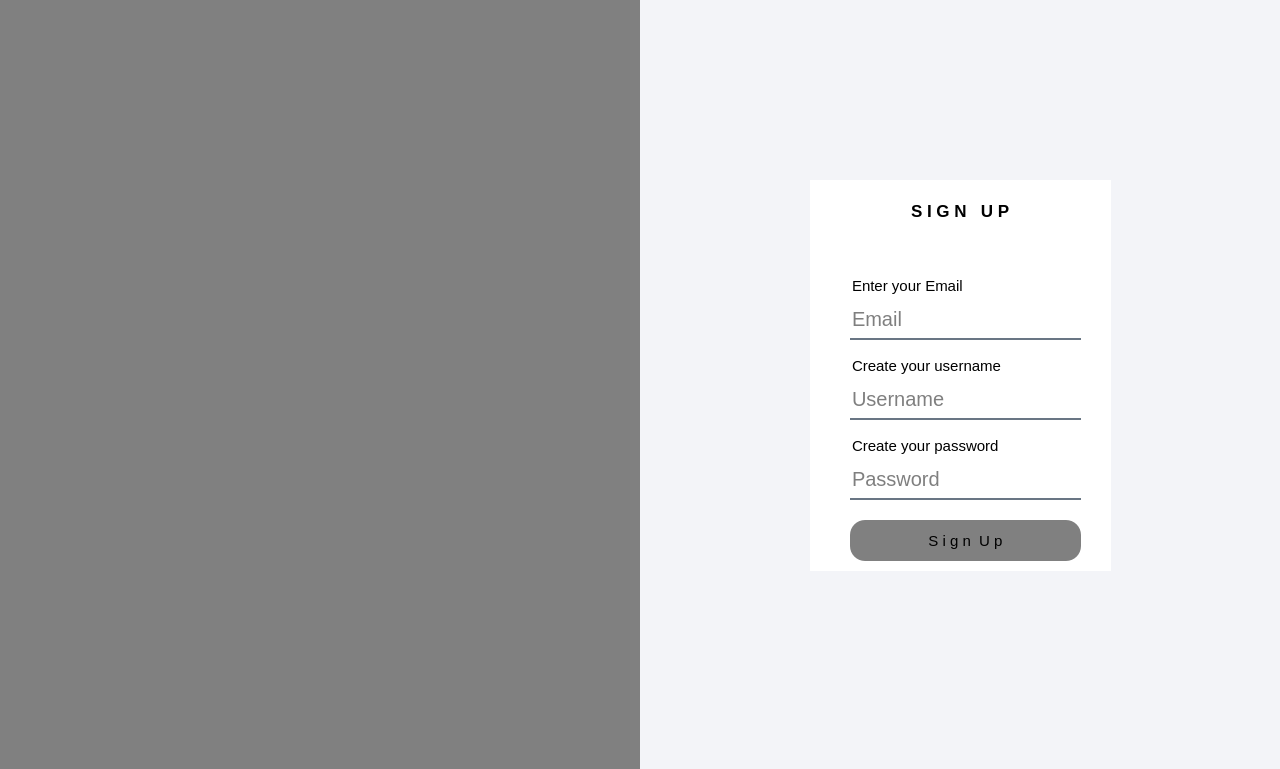
nepalprastut/oopProj, file register.ui: the form before one commit.
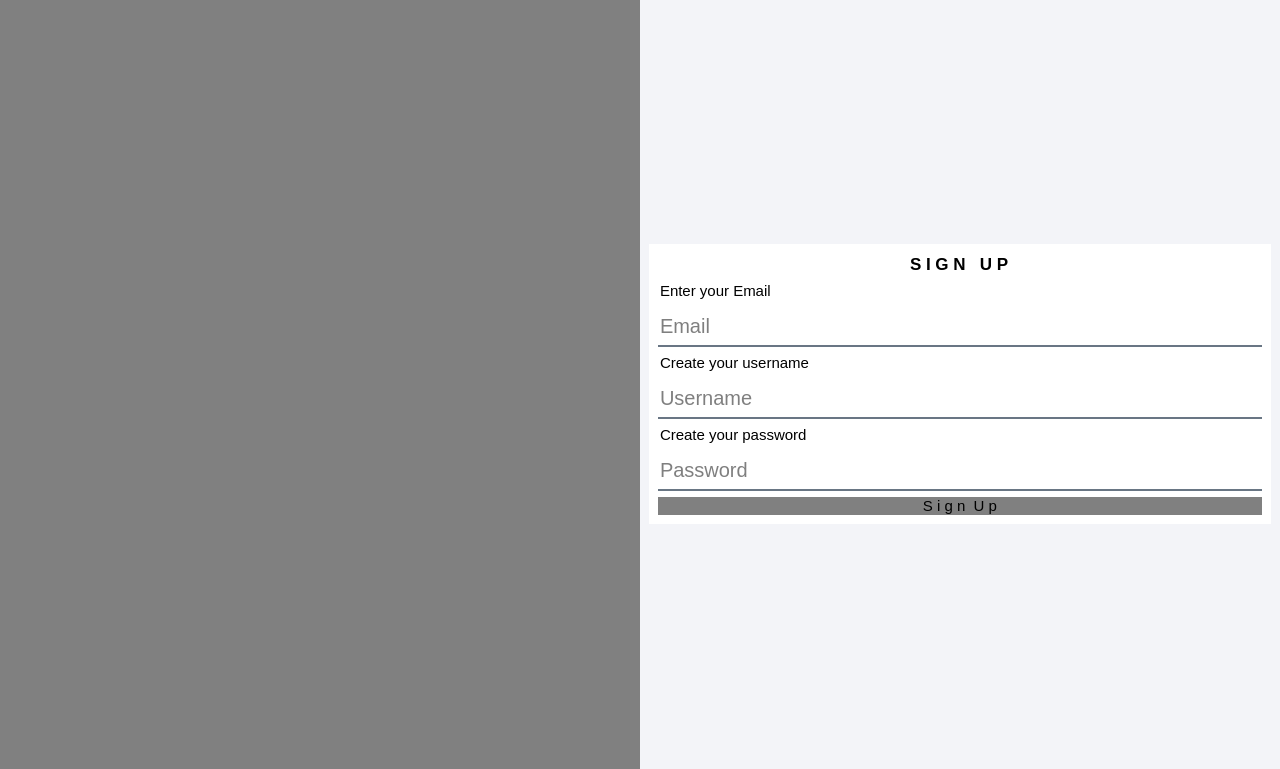
The form after the commit. Icons and pictures are not drawn.

Commit message: login and register layout

Patch:
```diff
--- a/register.ui
+++ b/register.ui
@@ -19,7 +19,7 @@
   <property name="windowTitle">
    <string>Dialog</string>
   </property>
-  <layout class="QHBoxLayout" name="horizontalLayout">
+  <layout class="QHBoxLayout" name="horizontalLayout" stretch="1,1">
    <property name="spacing">
     <number>0</number>
    </property>
@@ -47,34 +47,247 @@
    </item>
    <item>
     <widget class="QWidget" name="widget_2" native="true">
+     <property name="sizePolicy">
+      <sizepolicy hsizetype="Preferred" vsizetype="Preferred">
+       <horstretch>0</horstretch>
+       <verstretch>0</verstretch>
+      </sizepolicy>
+     </property>
+     <property name="layoutDirection">
+      <enum>Qt::LayoutDirection::LeftToRight</enum>
+     </property>
      <property name="styleSheet">
       <string notr="true">background-color: rgb(243, 244, 248);</string>
      </property>
-     <widget class="QWidget" name="widget_3" native="true">
-      <property name="geometry">
-       <rect>
-        <x>170</x>
-        <y>180</y>
-        <width>301</width>
-        <height>391</height>
-       </rect>
-      </property>
-      <property name="styleSheet">
-       <string notr="true">background-color:white;
+     <layout class="QVBoxLayout" name="verticalLayout_2">
+      <item alignment="|Qt::AlignmentFlag::AlignVCenter">
+       <widget class="QWidget" name="widget_3" native="true">
+        <property name="autoFillBackground">
+         <bool>false</bool>
+        </property>
+        <property name="styleSheet">
+         <string notr="true">background-color:white;
 border:0px;
 </string>
-      </property>
-      <widget class="QPushButton" name="pushButton_signup">
-       <property name="geometry">
-        <rect>
-         <x>40</x>
-         <y>340</y>
-         <width>231</width>
-         <height>41</height>
-        </rect>
-       </property>
-       <property name="styleSheet">
-        <string notr="true">QPushButton
+        </property>
+        <layout class="QVBoxLayout" name="verticalLayout">
+         <item>
+          <widget class="QLineEdit" name="lineEdit">
+           <property name="sizePolicy">
+            <sizepolicy hsizetype="Expanding" vsizetype="Fixed">
+             <horstretch>0</horstretch>
+             <verstretch>0</verstretch>
+            </sizepolicy>
+           </property>
+           <property name="font">
+            <font>
+             <pointsize>-1</pointsize>
+             <bold>true</bold>
+            </font>
+           </property>
+           <property name="styleSheet">
+            <string notr="true">font-size:17px;
+color:black;
+</string>
+           </property>
+           <property name="text">
+            <string>S I G N   U P</string>
+           </property>
+           <property name="alignment">
+            <set>Qt::AlignmentFlag::AlignCenter</set>
+           </property>
+           <property name="readOnly">
+            <bool>true</bool>
+           </property>
+          </widget>
+         </item>
+         <item>
+          <widget class="QLineEdit" name="lineEdit_4">
+           <property name="font">
+            <font>
+             <pointsize>-1</pointsize>
+             <bold>false</bold>
+            </font>
+           </property>
+           <property name="styleSheet">
+            <string notr="true">color:black;
+font-size:15px;</string>
+           </property>
+           <property name="text">
+            <string>Enter your Email</string>
+           </property>
+           <property name="alignment">
+            <set>Qt::AlignmentFlag::AlignLeading|Qt::AlignmentFlag::AlignLeft|Qt::AlignmentFlag::AlignVCenter</set>
+           </property>
+           <property name="readOnly">
+            <bool>true</bool>
+           </property>
+          </widget>
+         </item>
+         <item>
+          <widget class="QLineEdit" name="lineEdit_email">
+           <property name="sizePolicy">
+            <sizepolicy hsizetype="Expanding" vsizetype="Fixed">
+             <horstretch>0</horstretch>
+             <verstretch>0</verstretch>
+            </sizepolicy>
+           </property>
+           <property name="minimumSize">
+            <size>
+             <width>200</width>
+             <height>40</height>
+            </size>
+           </property>
+           <property name="styleSheet">
+            <string notr="true">background-color:rgba(0,0,0,0);
+border:none;
+border-bottom:2px solid rgba(105,118,132,255);
+color:rgba(255,255,255,230);
+font-size:20px;
+color:black;</string>
+           </property>
+           <property name="text">
+            <string/>
+           </property>
+           <property name="readOnly">
+            <bool>false</bool>
+           </property>
+           <property name="placeholderText">
+            <string>Email</string>
+           </property>
+          </widget>
+         </item>
+         <item>
+          <widget class="QLineEdit" name="lineEdit_2">
+           <property name="sizePolicy">
+            <sizepolicy hsizetype="Expanding" vsizetype="Fixed">
+             <horstretch>0</horstretch>
+             <verstretch>0</verstretch>
+            </sizepolicy>
+           </property>
+           <property name="font">
+            <font>
+             <pointsize>-1</pointsize>
+             <bold>false</bold>
+            </font>
+           </property>
+           <property name="styleSheet">
+            <string notr="true">color:black;
+font-size:15px;</string>
+           </property>
+           <property name="text">
+            <string>Create your username</string>
+           </property>
+           <property name="readOnly">
+            <bool>true</bool>
+           </property>
+          </widget>
+         </item>
+         <item>
+          <widget class="QLineEdit" name="lineEdit_crusername">
+           <property name="sizePolicy">
+            <sizepolicy hsizetype="Expanding" vsizetype="Fixed">
+             <horstretch>0</horstretch>
+             <verstretch>0</verstretch>
+            </sizepolicy>
+           </property>
+           <property name="minimumSize">
+            <size>
+             <width>200</width>
+             <height>40</height>
+            </size>
+           </property>
+           <property name="styleSheet">
+            <string notr="true">background-color:rgba(0,0,0,0);
+border:none;
+border-bottom:2px solid rgba(105,118,132,255);
+color:rgba(255,255,255,230);
+font-size:20px;
+color:black;</string>
+           </property>
+           <property name="text">
+            <string/>
+           </property>
+           <property name="readOnly">
+            <bool>false</bool>
+           </property>
+           <property name="placeholderText">
+            <string>Username</string>
+           </property>
+          </widget>
+         </item>
+         <item>
+          <widget class="QLineEdit" name="lineEdit_3">
+           <property name="sizePolicy">
+            <sizepolicy hsizetype="Expanding" vsizetype="Fixed">
+             <horstretch>0</horstretch>
+             <verstretch>0</verstretch>
+            </sizepolicy>
+           </property>
+           <property name="font">
+            <font>
+             <pointsize>-1</pointsize>
+             <bold>false</bold>
+            </font>
+           </property>
+           <property name="styleSheet">
+            <string notr="true">color:black;
+font-size:15px;</string>
+           </property>
+           <property name="text">
+            <string>Create your password</string>
+           </property>
+           <property name="readOnly">
+            <bool>true</bool>
+           </property>
+          </widget>
+         </item>
+         <item>
+          <widget class="QLineEdit" name="lineEdit_crpassword">
+           <property name="sizePolicy">
+            <sizepolicy hsizetype="Expanding" vsizetype="Fixed">
+             <horstretch>0</horstretch>
+             <verstretch>0</verstretch>
+            </sizepolicy>
+           </property>
+           <property name="minimumSize">
+            <size>
+             <width>200</width>
+             <height>40</height>
+            </size>
+           </property>
+           <property name="styleSheet">
+            <string notr="true">background-color:rgba(0,0,0,0);
+border:none;
+border-bottom:2px solid rgba(105,118,132,255);
+color:rgba(255,255,255,230);
+font-size:20px;
+color:black;</string>
+           </property>
+           <property name="text">
+            <string/>
+           </property>
+           <property name="echoMode">
+            <enum>QLineEdit::EchoMode::Password</enum>
+           </property>
+           <property name="readOnly">
+            <bool>false</bool>
+           </property>
+           <property name="placeholderText">
+            <string>Password</string>
+           </property>
+          </widget>
+         </item>
+         <item>
+          <widget class="QPushButton" name="pushButton_signup">
+           <property name="sizePolicy">
+            <sizepolicy hsizetype="Expanding" vsizetype="Fixed">
+             <horstretch>0</horstretch>
+             <verstretch>0</verstretch>
+            </sizepolicy>
+           </property>
+           <property name="styleSheet">
+            <string notr="true">QPushButton
 {
 background-color:grey;
 font-size:15px;
@@ -90,258 +303,16 @@
 
 }
 </string>
-       </property>
-       <property name="text">
-        <string>S i g n  U p</string>
-       </property>
-      </widget>
-      <widget class="QLineEdit" name="lineEdit">
-       <property name="geometry">
-        <rect>
-         <x>30</x>
-         <y>10</y>
-         <width>241</width>
-         <height>41</height>
-        </rect>
-       </property>
-       <property name="font">
-        <font>
-         <pointsize>-1</pointsize>
-         <bold>true</bold>
-        </font>
-       </property>
-       <property name="styleSheet">
-        <string notr="true">font-size:17px;
-color:black;
-</string>
-       </property>
-       <property name="text">
-        <string>S I G N   U P</string>
-       </property>
-       <property name="alignment">
-        <set>Qt::AlignmentFlag::AlignCenter</set>
-       </property>
-       <property name="readOnly">
-        <bool>true</bool>
-       </property>
-      </widget>
-      <widget class="QLineEdit" name="lineEdit_crpassword">
-       <property name="geometry">
-        <rect>
-         <x>40</x>
-         <y>280</y>
-         <width>231</width>
-         <height>40</height>
-        </rect>
-       </property>
-       <property name="minimumSize">
-        <size>
-         <width>200</width>
-         <height>40</height>
-        </size>
-       </property>
-       <property name="styleSheet">
-        <string notr="true">background-color:rgba(0,0,0,0);
-border:none;
-border-bottom:2px solid rgba(105,118,132,255);
-color:rgba(255,255,255,230);
-font-size:20px;
-color:black;</string>
-       </property>
-       <property name="text">
-        <string/>
-       </property>
-       <property name="echoMode">
-        <enum>QLineEdit::EchoMode::Password</enum>
-       </property>
-       <property name="readOnly">
-        <bool>false</bool>
-       </property>
-       <property name="placeholderText">
-        <string>Password</string>
-       </property>
-      </widget>
-      <widget class="QLineEdit" name="lineEdit_crusername">
-       <property name="geometry">
-        <rect>
-         <x>40</x>
-         <y>200</y>
-         <width>231</width>
-         <height>40</height>
-        </rect>
-       </property>
-       <property name="minimumSize">
-        <size>
-         <width>200</width>
-         <height>40</height>
-        </size>
-       </property>
-       <property name="styleSheet">
-        <string notr="true">background-color:rgba(0,0,0,0);
-border:none;
-border-bottom:2px solid rgba(105,118,132,255);
-color:rgba(255,255,255,230);
-font-size:20px;
-color:black;</string>
-       </property>
-       <property name="text">
-        <string/>
-       </property>
-       <property name="readOnly">
-        <bool>false</bool>
-       </property>
-       <property name="placeholderText">
-        <string>Username</string>
-       </property>
-      </widget>
-      <widget class="QLineEdit" name="lineEdit_2">
-       <property name="geometry">
-        <rect>
-         <x>40</x>
-         <y>170</y>
-         <width>221</width>
-         <height>31</height>
-        </rect>
-       </property>
-       <property name="font">
-        <font>
-         <pointsize>-1</pointsize>
-         <bold>false</bold>
-        </font>
-       </property>
-       <property name="styleSheet">
-        <string notr="true">color:black;
-font-size:15px;</string>
-       </property>
-       <property name="text">
-        <string>Create your username</string>
-       </property>
-       <property name="readOnly">
-        <bool>true</bool>
-       </property>
-      </widget>
-      <widget class="QLineEdit" name="lineEdit_3">
-       <property name="geometry">
-        <rect>
-         <x>40</x>
-         <y>250</y>
-         <width>221</width>
-         <height>31</height>
-        </rect>
-       </property>
-       <property name="font">
-        <font>
-         <pointsize>-1</pointsize>
-         <bold>false</bold>
-        </font>
-       </property>
-       <property name="styleSheet">
-        <string notr="true">color:black;
-font-size:15px;</string>
-       </property>
-       <property name="text">
-        <string>Create your password</string>
-       </property>
-       <property name="readOnly">
-        <bool>true</bool>
-       </property>
-      </widget>
-      <widget class="QLineEdit" name="lineEdit_email">
-       <property name="geometry">
-        <rect>
-         <x>40</x>
-         <y>120</y>
-         <width>231</width>
-         <height>40</height>
-        </rect>
-       </property>
-       <property name="minimumSize">
-        <size>
-         <width>200</width>
-         <height>40</height>
-        </size>
-       </property>
-       <property name="styleSheet">
-        <string notr="true">background-color:rgba(0,0,0,0);
-border:none;
-border-bottom:2px solid rgba(105,118,132,255);
-color:rgba(255,255,255,230);
-font-size:20px;
-color:black;</string>
-       </property>
-       <property name="text">
-        <string/>
-       </property>
-       <property name="readOnly">
-        <bool>false</bool>
-       </property>
-       <property name="placeholderText">
-        <string>Email</string>
-       </property>
-      </widget>
-      <widget class="QLineEdit" name="lineEdit_4">
-       <property name="geometry">
-        <rect>
-         <x>40</x>
-         <y>90</y>
-         <width>221</width>
-         <height>31</height>
-        </rect>
-       </property>
-       <property name="font">
-        <font>
-         <pointsize>-1</pointsize>
-         <bold>false</bold>
-        </font>
-       </property>
-       <property name="styleSheet">
-        <string notr="true">color:black;
-font-size:15px;</string>
-       </property>
-       <property name="text">
-        <string>Enter your Email</string>
-       </property>
-       <property name="readOnly">
-        <bool>true</bool>
-       </property>
-      </widget>
-     </widget>
-     <widget class="QPushButton" name="pushButton_close">
-      <property name="geometry">
-       <rect>
-        <x>600</x>
-        <y>0</y>
-        <width>41</width>
-        <height>41</height>
-       </rect>
-      </property>
-      <property name="font">
-       <font>
-        <bold>true</bold>
-       </font>
-      </property>
-      <property name="styleSheet">
-       <string notr="true">QPushButton:Hover
-{
-text-align:centre;
-border:2px solid black;
-background-color:rgb(241,92,34);
-border-radius:0px;
-}
-QPushButton:Pressed
-{
-margin-left:1px;
-}
-QPushButton{
-qproperty-icon: url(:/icons/close.png);
-qproperty-iconSize:50px 50px;
-border:0px;
-}</string>
-      </property>
-      <property name="text">
-       <string/>
-      </property>
-     </widget>
+           </property>
+           <property name="text">
+            <string>S i g n  U p</string>
+           </property>
+          </widget>
+         </item>
+        </layout>
+       </widget>
+      </item>
+     </layout>
     </widget>
    </item>
   </layout>
```
The commit also changes 8 other files.
